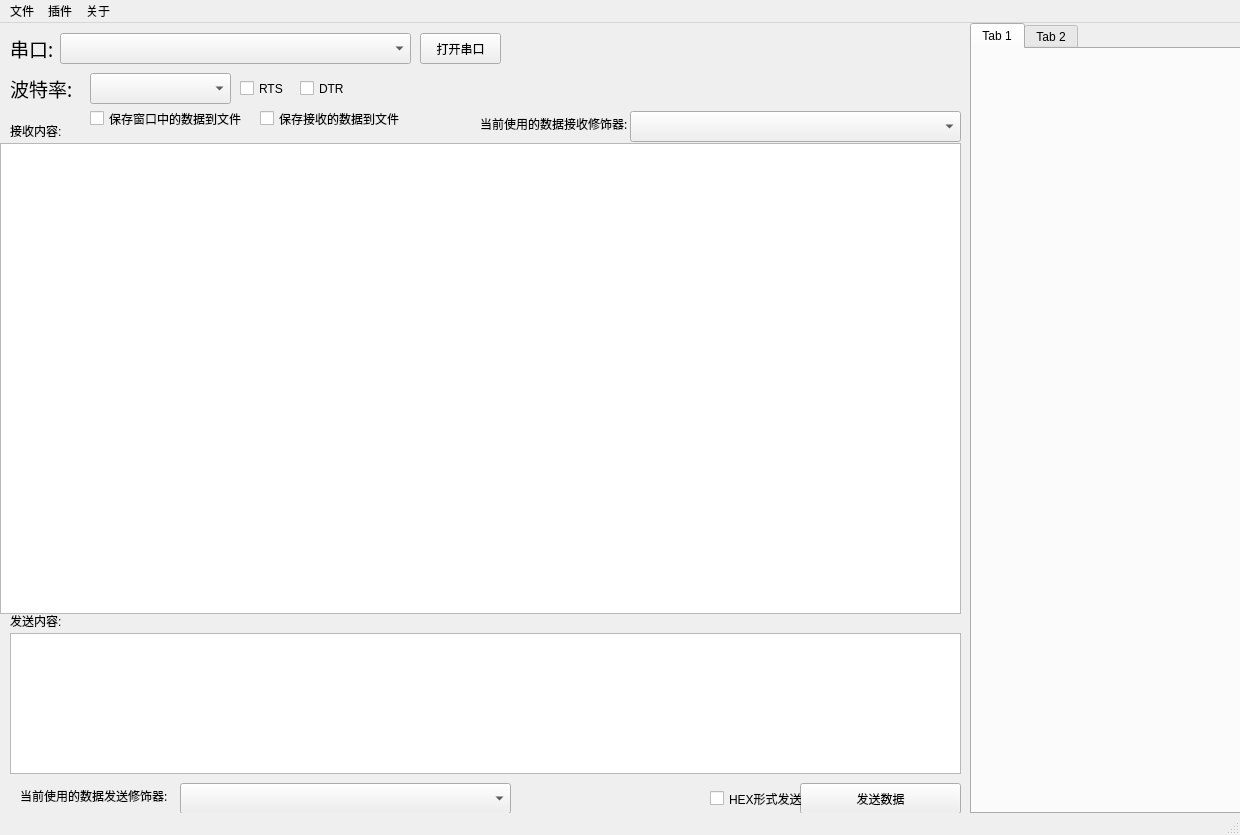
Above: main_window.ui from chensuyang/SerialPortTool before the change. Below: the same form after it.
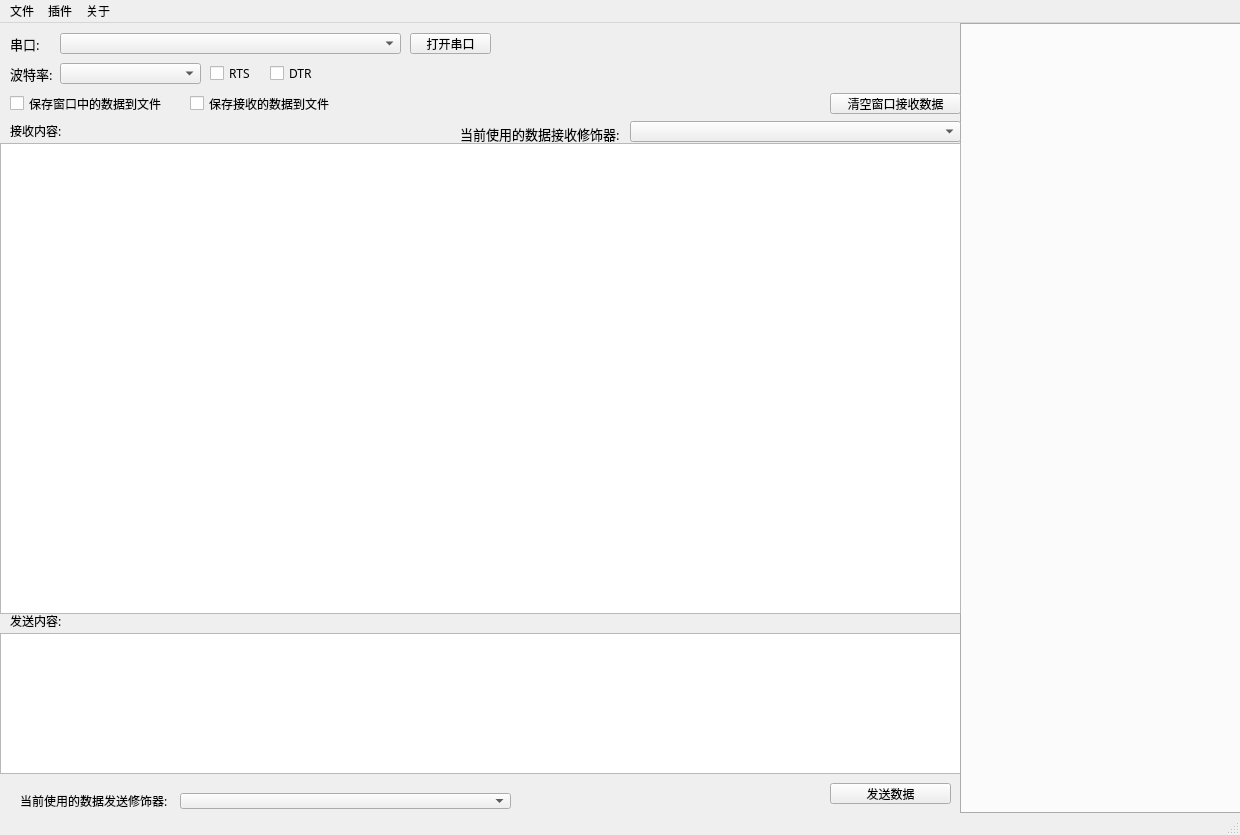
That is the form after the change.

Commit message: 添加清除接收窗口内容按钮,增加RX修饰器选择记忆,UI界面微调,将串口读取另做一个线程.

The edit to the form file:
```diff
--- a/main_window.ui
+++ b/main_window.ui
@@ -32,13 +32,13 @@
       <x>10</x>
       <y>10</y>
       <width>51</width>
-      <height>31</height>
+      <height>21</height>
      </rect>
     </property>
     <property name="font">
      <font>
-      <family>AcadEref</family>
-      <pointsize>14</pointsize>
+      <family>微软雅黑</family>
+      <pointsize>10</pointsize>
      </font>
     </property>
     <property name="text">
@@ -50,20 +50,31 @@
      <rect>
       <x>60</x>
       <y>10</y>
-      <width>351</width>
-      <height>31</height>
+      <width>341</width>
+      <height>21</height>
      </rect>
     </property>
+    <property name="font">
+     <font>
+      <family>微软雅黑</family>
+      <pointsize>10</pointsize>
+     </font>
+    </property>
    </widget>
    <widget class="QPushButton" name="OpenUartpushButton">
     <property name="geometry">
      <rect>
-      <x>420</x>
+      <x>410</x>
       <y>10</y>
       <width>81</width>
-      <height>31</height>
+      <height>21</height>
      </rect>
     </property>
+    <property name="font">
+     <font>
+      <family>微软雅黑</family>
+     </font>
+    </property>
     <property name="text">
      <string>打开串口</string>
     </property>
@@ -72,15 +83,15 @@
     <property name="geometry">
      <rect>
       <x>10</x>
-      <y>50</y>
-      <width>71</width>
-      <height>31</height>
+      <y>40</y>
+      <width>51</width>
+      <height>21</height>
      </rect>
     </property>
     <property name="font">
      <font>
-      <family>AcadEref</family>
-      <pointsize>14</pointsize>
+      <family>微软雅黑</family>
+      <pointsize>10</pointsize>
      </font>
     </property>
     <property name="text">
@@ -90,12 +101,17 @@
    <widget class="QComboBox" name="BaudRate_comboBox">
     <property name="geometry">
      <rect>
-      <x>90</x>
-      <y>50</y>
+      <x>60</x>
+      <y>40</y>
       <width>141</width>
-      <height>31</height>
+      <height>21</height>
      </rect>
     </property>
+    <property name="font">
+     <font>
+      <family>微软雅黑</family>
+     </font>
+    </property>
    </widget>
    <widget class="QLabel" name="label_3">
     <property name="geometry">
@@ -106,6 +122,11 @@
       <height>16</height>
      </rect>
     </property>
+    <property name="font">
+     <font>
+      <family>微软雅黑</family>
+     </font>
+    </property>
     <property name="text">
      <string>接收内容:</string>
     </property>
@@ -113,12 +134,17 @@
    <widget class="QCheckBox" name="RTS_CheckBox">
     <property name="geometry">
      <rect>
-      <x>240</x>
-      <y>50</y>
+      <x>210</x>
+      <y>40</y>
       <width>51</width>
-      <height>31</height>
+      <height>21</height>
      </rect>
     </property>
+    <property name="font">
+     <font>
+      <family>微软雅黑</family>
+     </font>
+    </property>
     <property name="text">
      <string>RTS</string>
     </property>
@@ -126,12 +152,17 @@
    <widget class="QCheckBox" name="DTR_CheckBox">
     <property name="geometry">
      <rect>
-      <x>300</x>
-      <y>50</y>
+      <x>270</x>
+      <y>40</y>
       <width>51</width>
-      <height>31</height>
+      <height>21</height>
      </rect>
     </property>
+    <property name="font">
+     <font>
+      <family>微软雅黑</family>
+     </font>
+    </property>
     <property name="text">
      <string>DTR</string>
     </property>
@@ -139,9 +170,9 @@
    <widget class="QTextEdit" name="SendDatatextEdit">
     <property name="geometry">
      <rect>
-      <x>10</x>
+      <x>0</x>
       <y>610</y>
-      <width>951</width>
+      <width>961</width>
       <height>141</height>
      </rect>
     </property>
@@ -155,6 +186,11 @@
       <height>16</height>
      </rect>
     </property>
+    <property name="font">
+     <font>
+      <family>微软雅黑</family>
+     </font>
+    </property>
     <property name="text">
      <string>发送内容:</string>
     </property>
@@ -162,12 +198,17 @@
    <widget class="QPushButton" name="SendDatapushButton">
     <property name="geometry">
      <rect>
-      <x>800</x>
+      <x>830</x>
       <y>760</y>
-      <width>161</width>
-      <height>31</height>
+      <width>121</width>
+      <height>21</height>
      </rect>
     </property>
+    <property name="font">
+     <font>
+      <family>微软雅黑</family>
+     </font>
+    </property>
     <property name="text">
      <string>发送数据</string>
     </property>
@@ -175,61 +216,48 @@
    <widget class="QTabWidget" name="tabWidget">
     <property name="geometry">
      <rect>
-      <x>970</x>
+      <x>960</x>
       <y>0</y>
-      <width>271</width>
+      <width>281</width>
       <height>791</height>
      </rect>
     </property>
+    <property name="font">
+     <font>
+      <family>微软雅黑</family>
+     </font>
+    </property>
     <property name="currentIndex">
-     <number>0</number>
-    </property>
-    <widget class="QWidget" name="tab">
-     <attribute name="title">
-      <string>Tab 1</string>
-     </attribute>
-    </widget>
-    <widget class="QWidget" name="tab_2">
-     <attribute name="title">
-      <string>Tab 2</string>
-     </attribute>
-    </widget>
-   </widget>
-   <widget class="QCheckBox" name="checkBox">
-    <property name="geometry">
-     <rect>
-      <x>710</x>
-      <y>760</y>
-      <width>101</width>
-      <height>31</height>
-     </rect>
-    </property>
-    <property name="text">
-     <string>HEX形式发送</string>
+     <number>-1</number>
     </property>
    </widget>
    <widget class="QComboBox" name="UartTxPlugin_comboBox">
     <property name="geometry">
      <rect>
       <x>180</x>
-      <y>760</y>
+      <y>770</y>
       <width>331</width>
-      <height>31</height>
+      <height>16</height>
      </rect>
     </property>
+    <property name="font">
+     <font>
+      <family>微软雅黑</family>
+     </font>
+    </property>
    </widget>
    <widget class="QLabel" name="label_5">
     <property name="geometry">
      <rect>
       <x>20</x>
-      <y>752</y>
+      <y>762</y>
       <width>161</width>
-      <height>41</height>
+      <height>31</height>
      </rect>
     </property>
     <property name="font">
      <font>
-      <family>AcadEref</family>
+      <family>微软雅黑</family>
       <pointsize>9</pointsize>
      </font>
     </property>
@@ -241,25 +269,30 @@
     <property name="geometry">
      <rect>
       <x>630</x>
-      <y>88</y>
+      <y>98</y>
       <width>331</width>
-      <height>31</height>
+      <height>21</height>
      </rect>
     </property>
+    <property name="font">
+     <font>
+      <family>微软雅黑</family>
+     </font>
+    </property>
    </widget>
    <widget class="QLabel" name="label_6">
     <property name="geometry">
      <rect>
-      <x>480</x>
-      <y>80</y>
-      <width>151</width>
-      <height>41</height>
+      <x>460</x>
+      <y>100</y>
+      <width>171</width>
+      <height>21</height>
      </rect>
     </property>
     <property name="font">
      <font>
-      <family>AcadEref</family>
-      <pointsize>9</pointsize>
+      <family>微软雅黑</family>
+      <pointsize>10</pointsize>
      </font>
     </property>
     <property name="text">
@@ -269,12 +302,17 @@
    <widget class="QCheckBox" name="Save_Rev_Data_CheckBox">
     <property name="geometry">
      <rect>
-      <x>260</x>
-      <y>80</y>
-      <width>151</width>
-      <height>31</height>
+      <x>190</x>
+      <y>70</y>
+      <width>171</width>
+      <height>21</height>
      </rect>
     </property>
+    <property name="font">
+     <font>
+      <family>微软雅黑</family>
+     </font>
+    </property>
     <property name="text">
      <string>保存接收的数据到文件</string>
     </property>
@@ -282,12 +320,17 @@
    <widget class="QCheckBox" name="Save_Win_Data_CheckBox">
     <property name="geometry">
      <rect>
-      <x>90</x>
-      <y>80</y>
-      <width>161</width>
-      <height>31</height>
+      <x>10</x>
+      <y>70</y>
+      <width>181</width>
+      <height>21</height>
      </rect>
     </property>
+    <property name="font">
+     <font>
+      <family>微软雅黑</family>
+     </font>
+    </property>
     <property name="text">
      <string>保存窗口中的数据到文件</string>
     </property>
@@ -302,6 +345,24 @@
      </rect>
     </property>
    </widget>
+   <widget class="QPushButton" name="ClearRevWinDataButton">
+    <property name="geometry">
+     <rect>
+      <x>830</x>
+      <y>70</y>
+      <width>131</width>
+      <height>21</height>
+     </rect>
+    </property>
+    <property name="font">
+     <font>
+      <family>微软雅黑</family>
+     </font>
+    </property>
+    <property name="text">
+     <string>清空窗口接收数据</string>
+    </property>
+   </widget>
   </widget>
   <widget class="QStatusBar" name="statusbar"/>
   <widget class="QMenuBar" name="menuBar">
```
The commit also changes 9 other files.
